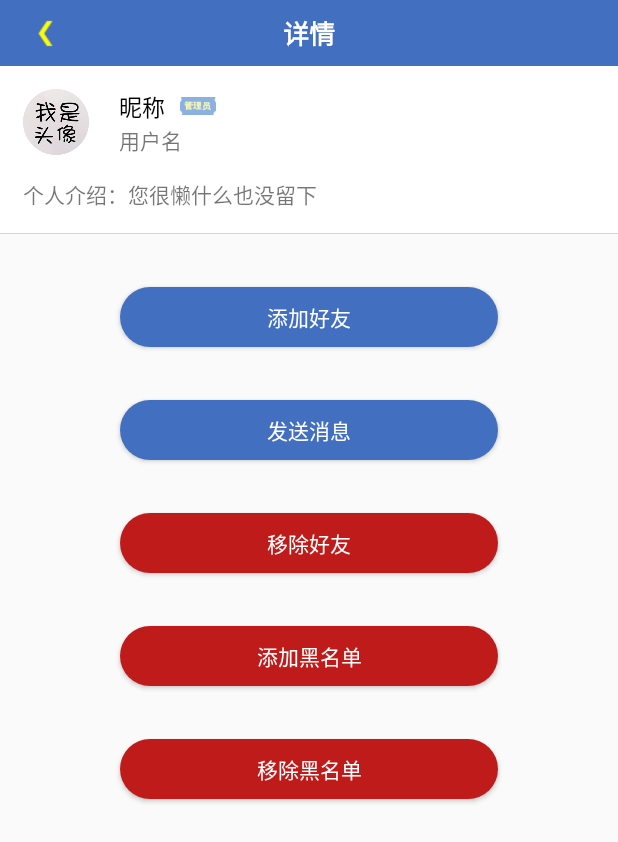
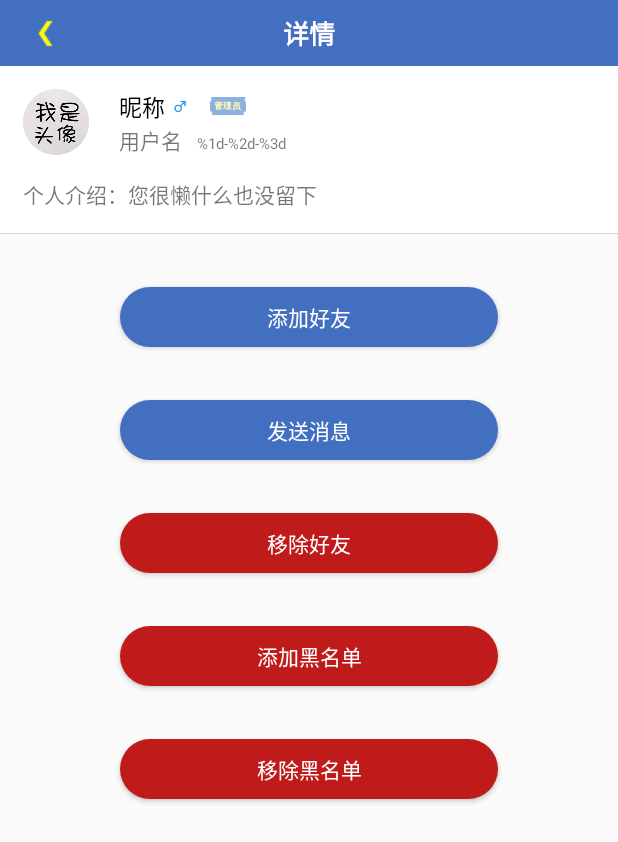
Before and after one commit to ring15/MyGuide, an Android app: the layout activity_user_detail.xml on its own in the app's theme, with its tools: preview values and no code run, on a phone screen of 412 x 824 dp. Shown: the top 842 px of the screen. Run offline under Robolectric (Android 15) with nearby library versions, the phone set to English and light mode, and no system bars.

Commit message:
详情界面加性别和生日信息

```diff
--- a/app/src/main/res/layout/activity_user_detail.xml
+++ b/app/src/main/res/layout/activity_user_detail.xml
@@ -83,6 +83,15 @@
                         android:textSize="15sp" />
 
                     <ImageView
+                        android:id="@+id/img_sex"
+                        android:layout_width="20dp"
+                        android:layout_height="10dp"
+                        android:layout_gravity="center_vertical"
+                        android:src="@drawable/icon_man"
+                        android:visibility="gone"
+                        tools:visibility="visible" />
+
+                    <ImageView
                         android:id="@+id/img_manager"
                         android:layout_width="24dp"
                         android:layout_height="12dp"
@@ -95,17 +104,38 @@
                 </LinearLayout>
 
 
+                <LinearLayout
+                    android:layout_width="wrap_content"
+                    android:layout_height="wrap_content"
+                    android:layout_weight="1"
+                    android:orientation="horizontal">
+
                     <TextView
                         android:id="@+id/tv_username"
                         android:layout_width="wrap_content"
-                    android:layout_height="0dp"
-                    android:layout_weight="1"
+                        android:layout_height="wrap_content"
                         android:ellipsize="end"
                         android:gravity="center_vertical"
                         android:lines="1"
                         android:maxEms="10"
                         android:text="@string/user_detail_username"
                         android:textSize="14sp" />
+
+                    <TextView
+                        android:id="@+id/tv_birthday"
+                        android:layout_width="wrap_content"
+                        android:layout_height="wrap_content"
+                        android:layout_marginStart="10dp"
+                        android:ellipsize="end"
+                        android:gravity="center_vertical"
+                        android:lines="1"
+                        android:maxEms="10"
+                        android:text="@string/center_birthday"
+                        android:textSize="10sp"
+                        android:visibility="gone"
+                        tools:visibility="visible" />
+
+                </LinearLayout>
 
             </LinearLayout>
 
```
Also changed, not shown: app/src/main/java/com/ring/myguide/user_detail/view/UserDetailActivity.java (+21 -0 lines), app/src/main/res/drawable/icon_man.png (added), app/src/main/res/drawable/icon_woman.png (added). Lines whose indentation alone changed are shown as unchanged.
